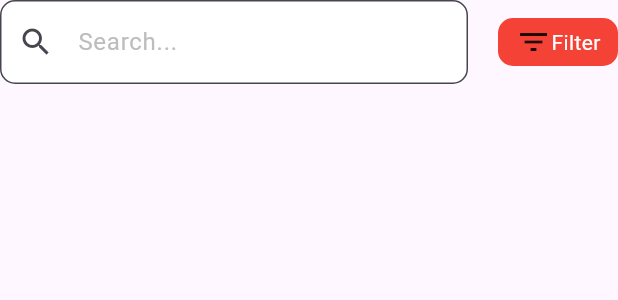
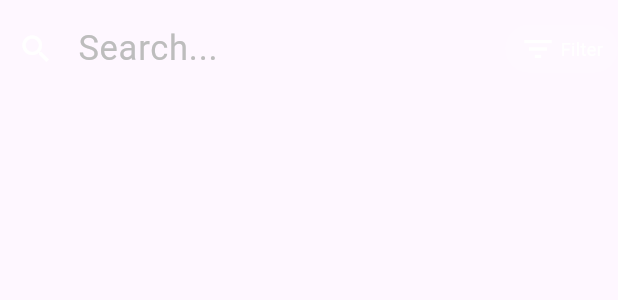
Before and after one commit to TranTrungTinLV/iPlanning, a Flutter app: the SearchAndFilterRow widget shown alone on an empty page, opened directly, on a phone screen of 412 x 824 dp. Shown: the top 300 px of the screen. Run offline on Flutter 3.47's test engine with Material 3 defaults, Android fonts, the phone set to English and light mode, and no system bars; our stand-ins replace cloud_firestore, firebase_auth, firebase_core, simple_gradient_text; accounts and stored records are empty; network calls fail.

Commit message:
update code

```diff
--- a/lib/widgets/Dashboard.dart
+++ b/lib/widgets/Dashboard.dart
@@ -1,6 +1,7 @@
 import 'dart:ui';
 
 import 'package:flutter/material.dart';
+import 'package:iplanning/screens/notification.dart';
 
 class TopBar extends StatefulWidget {
   TopBar({super.key, required this.drawer});
@@ -62,7 +63,8 @@ class _TopBarState extends State<TopBar> {
             ],
           ),
           onPressed: () {
-            print('hello');
+            Navigator.push(context,
+                MaterialPageRoute(builder: (ctx) => NotificationScreen()));
           },
         ),
       ],
--- a/lib/widgets/filterbutton.dart
+++ b/lib/widgets/filterbutton.dart
@@ -1,3 +1,5 @@
+import 'dart:ui';
+
 import 'package:flutter/material.dart';
 
 class FilterButton extends StatelessWidget {
@@ -5,30 +7,60 @@ class FilterButton extends StatelessWidget {
 
   @override
   Widget build(BuildContext context) {
-    return Container(
+    return Stack(
+      alignment: Alignment.center,
+      children: [
+        Container(
           height: 32,
-      width: 80,
-      padding: const EdgeInsets.symmetric(horizontal: 6, vertical: 3),
+          width: 75,
+          // padding: const EdgeInsets.symmetric(horizontal: 10, vertical: 10),
           decoration: BoxDecoration(
-        color: Colors.red,
-        borderRadius: const BorderRadius.all(Radius.circular(10)),
+              // color: Colors.red,
               ),
-      child: Center(
+          child: ClipRect(
+            child: BackdropFilter(
+              filter: ImageFilter.blur(sigmaX: 30, sigmaY: 30),
+              child: Container(
+                height: 32,
+                width: 75,
+                decoration: const BoxDecoration(
+                  color: Colors.white10,
+                  borderRadius: const BorderRadius.all(Radius.circular(30)),
+                ),
+              ),
+            ),
+          ),
+        ),
+        GestureDetector(
+          onTap: () {
+            print('filter');
+          },
+          child: Container(
+            padding: EdgeInsets.all(10),
             child: Row(
               mainAxisAlignment: MainAxisAlignment.center,
               crossAxisAlignment: CrossAxisAlignment.center,
               children: const [
-            Icon(Icons.filter_list),
+                Icon(
+                  Icons.filter_list,
+                  size: 24,
+                  color: Colors.white,
+                ),
+                SizedBox(
+                  width: 3,
+                ),
                 Text(
                   'Filter',
                   style: TextStyle(
                       color: Colors.white,
                       fontWeight: FontWeight.w400,
-              ),
+                      fontSize: 12.03),
                 ),
               ],
             ),
           ),
+        ),
+      ],
     );
   }
 }
--- a/lib/widgets/searchandfilter.dart
+++ b/lib/widgets/searchandfilter.dart
@@ -13,13 +13,15 @@ class SearchAndFilterRow extends StatelessWidget {
             autocorrect: false,
             decoration: InputDecoration(
               prefixIcon: const Icon(Icons.search),
-              border: const OutlineInputBorder(
-                borderRadius: BorderRadius.all(Radius.circular(10)),
-              ),
+              prefixIconColor: Colors.white,
+              border: InputBorder.none,
               hintText: 'Search...',
-              hintStyle: TextStyle(color: Colors.grey.shade400),
-              filled: true,
-              fillColor: Colors.white,
+              contentPadding:
+                  EdgeInsets.symmetric(vertical: 15), // Căn giữa văn bản
+
+              hintStyle: TextStyle(color: Colors.grey.shade400, fontSize: 23),
+              // filled: true,
+              fillColor: Colors.transparent,
             ),
           ),
         ),
```
Also changed, not shown: lib/screens/homeScreens.dart (+5 -15 lines), lib/screens/notification.dart (added, +27 -0 lines). Lines whose indentation alone changed are shown as unchanged.
